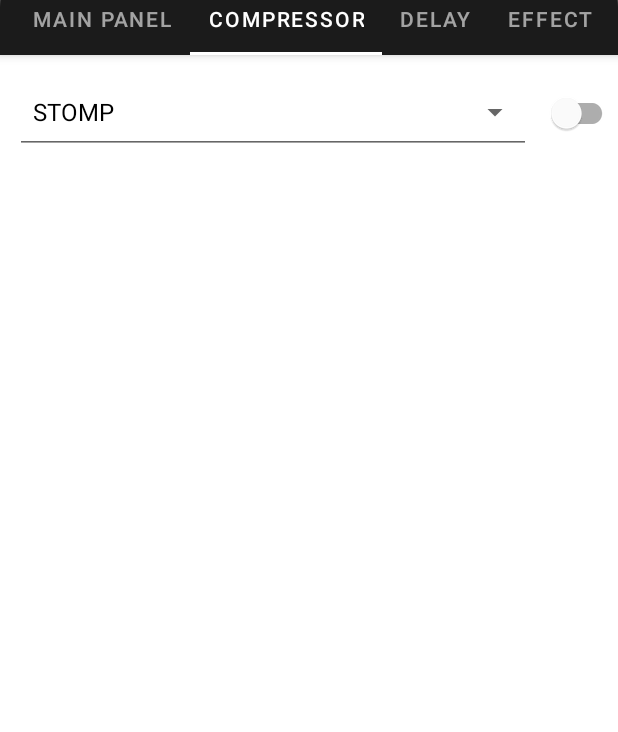
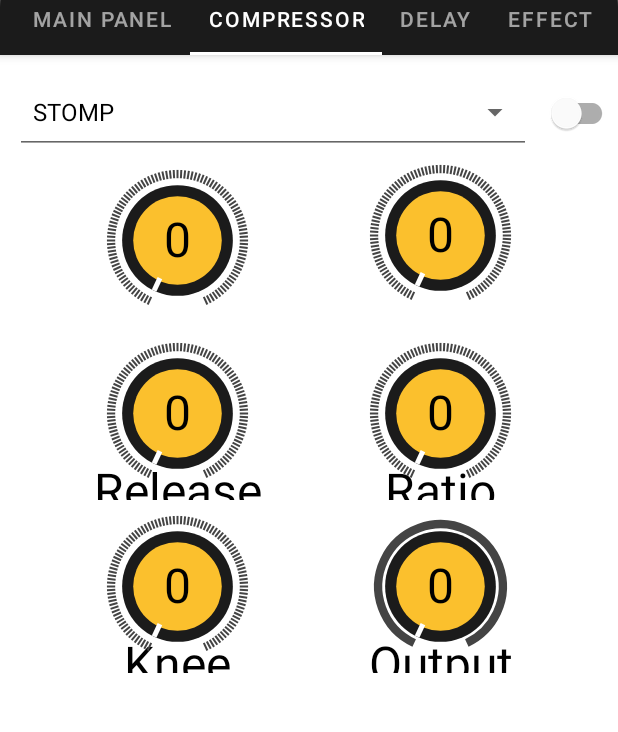
Before and after one commit to FJerabek/THR10AndroidApp, an Android app: the ControlActivity screen opened directly, with no data from a screen before it, tab 2 chosen, on a phone screen of 412 x 824 dp, the part 101-833 px from its top. Run offline under Robolectric (Android 15) with nearby library versions, the phone set to English and light mode, and no system bars; our stand-ins replace Timber, data binding; libraries missing offline, so code that uses them is left out: me.aflak.bluetooth; 31 statements that could not run were skipped.

```diff
--- a/app/src/main/java/cz/fjerabek/thr10controller/ControlActivity.kt
+++ b/app/src/main/java/cz/fjerabek/thr10controller/ControlActivity.kt
@@ -29,6 +29,7 @@ import kotlinx.serialization.json.Json
 import kotlinx.serialization.json.JsonConfiguration
 import me.aflak.bluetooth.interfaces.DeviceCallback
 import timber.log.Timber
+import kotlin.collections.ArrayList
 import kotlin.concurrent.timer
 
 private val pageTitles = listOf("Main panel", "Compressor", "Delay", "Effect", "Gate", "Reverb")
@@ -50,7 +51,6 @@ class ControlActivity : FragmentActivity() {
 
         override fun handleChangeMessage(message: BtChangeMessage) {
             viewModel.activePreset.value!!.processChangeMessage(message.change)
-
             //Call value change on observers
             viewModel.activePreset.postValue(viewModel.activePreset.value)
         }
@@ -71,6 +71,13 @@ class ControlActivity : FragmentActivity() {
             viewModel.fwVersion.postValue(message.firmware)
         }
 
+        override fun handleBulkChangeMessage(message: BtBulkChangeMessage) {
+            message.changes.forEach {
+                viewModel.activePreset.value?.processChangeMessage(it)
+            }
+            //Call value change on observers
+            viewModel.activePreset.postValue(viewModel.activePreset.value)
+        }
     }
 
     private val deviceCallback = object : DeviceCallback {
@@ -114,10 +121,10 @@ class ControlActivity : FragmentActivity() {
             bluetoothService.setDeviceCallback(deviceCallback)
 
             timer("Bluetooth_uart_status_request_timer", false, 0, 2000) {
-                messageSender.sendMessage(BtRequestMessage(EMessageType.UART_STATUS))
+                messageSender.sendMessage(BtRequestMessage(EMessageType.UART_REQUEST))
             }
-
             messageSender.sendMessage(BtRequestMessage(EMessageType.FIRMWARE_REQUEST))
+            messageSender.sendMessage(BtRequestMessage(EMessageType.DUMP_REQUEST))
         }
 
     }
@@ -135,7 +142,8 @@ class ControlActivity : FragmentActivity() {
             when (message.type) {
                 EMessageType.PRESETS_STATUS -> messageHandler.handlePresetsStatusMessage(message as BtPresetsMessage)
                 EMessageType.CHANGE -> messageHandler.handleChangeMessage(message as BtChangeMessage)
-                EMessageType.UART_STATUS -> messageHandler.handleUartStatusMessage(message as BtUartStatusMessage)
+                EMessageType.BULK_CHANGE -> messageHandler.handleBulkChangeMessage(message as BtBulkChangeMessage)
+                EMessageType.UART_RESPONSE -> messageHandler.handleUartStatusMessage(message as BtUartStatusMessage)
                 EMessageType.PRESET_CHANGE -> messageHandler.handlePresetChangeMessage(message as BtPresetChangeMessage)
                 EMessageType.DUMP_RESPONSE -> messageHandler.handleDumpMessage(message as BtPresetMessage)
                 EMessageType.FIRMWARE_RESPONSE -> messageHandler.handleFwVersionMessage(message as BtFirmwareStatusMessage)
--- a/app/src/main/java/cz/fjerabek/thr10controller/data/Preset.kt
+++ b/app/src/main/java/cz/fjerabek/thr10controller/data/Preset.kt
@@ -34,6 +34,10 @@ class Preset(
         return dump
     }
 
+    override fun toString(): String {
+        return "Preset(name='$name', mainPanel=$mainPanel, compressor=$compressor, effect=$effect, delay=$delay, reverb=$reverb, gate=$gate)"
+    }
+
     companion object {
         fun fromDump(dump: ByteArray) : Preset {
             return Preset(
@@ -47,4 +51,5 @@ class Preset(
         }
     }
 
+
 }
--- a/app/src/main/java/cz/fjerabek/thr10controller/data/controls/Compressor.kt
+++ b/app/src/main/java/cz/fjerabek/thr10controller/data/controls/Compressor.kt
@@ -53,6 +53,7 @@ class Compressor(
         }
     }
 
+
     object CompressorSerializer : JsonParametricSerializer<CompressorSpecific>(CompressorSpecific::class) {
         override fun selectSerializer(element: JsonElement): KSerializer<out CompressorSpecific> {
             val type = element.jsonObject.getPrimitive("type").content
--- a/app/src/main/java/cz/fjerabek/thr10controller/data/message/bluetooth/EMessageType.kt
+++ b/app/src/main/java/cz/fjerabek/thr10controller/data/message/bluetooth/EMessageType.kt
@@ -16,5 +16,7 @@ enum class EMessageType {
     FIRMWARE_RESPONSE,
     FIRMWARE_REQUEST,
     MIDI_DISCONNECTED,
-    UART_STATUS
+    UART_REQUEST,
+    UART_RESPONSE,
+    BULK_CHANGE
 }
--- a/app/src/main/java/cz/fjerabek/thr10controller/data/message/bluetooth/IBtMessageHandler.kt
+++ b/app/src/main/java/cz/fjerabek/thr10controller/data/message/bluetooth/IBtMessageHandler.kt
@@ -7,4 +7,5 @@ interface IBtMessageHandler {
     fun handlePresetChangeMessage(message : BtPresetChangeMessage)
     fun handleDumpMessage(message : BtPresetMessage)
     fun handleFwVersionMessage(message: BtFirmwareStatusMessage)
+    fun handleBulkChangeMessage(message : BtBulkChangeMessage)
 }
--- a/app/src/main/java/cz/fjerabek/thr10controller/ui/CustomKnob.kt
+++ b/app/src/main/java/cz/fjerabek/thr10controller/ui/CustomKnob.kt
@@ -2,8 +2,6 @@ package cz.fjerabek.thr10controller.ui
 
 import android.content.Context
 import android.util.AttributeSet
-import android.view.View
-import cz.fjerabek.thr10controller.R
 import cz.fjerabek.thr10controller.data.enums.IControlProperty
 
 
--- a/app/src/main/java/cz/fjerabek/thr10controller/ui/fragments/DelayFragment.kt
+++ b/app/src/main/java/cz/fjerabek/thr10controller/ui/fragments/DelayFragment.kt
@@ -15,6 +15,11 @@ import cz.fjerabek.thr10controller.data.message.bluetooth.EMessageType
 import cz.fjerabek.thr10controller.data.message.midi.ChangeMessage
 import cz.fjerabek.thr10controller.databinding.DelayFragmentBinding
 import cz.fjerabek.thr10controller.ui.CustomKnob
+import timber.log.Timber
+import java.time.Instant
+import java.time.LocalDateTime
+import java.util.*
+import kotlin.system.measureNanoTime
 
 class DelayFragment : Fragment() {
     private lateinit var viewModel: PresetViewModel
@@ -33,25 +38,25 @@ class DelayFragment : Fragment() {
         savedInstanceState: Bundle?
     ): View? {
         viewModel = ViewModelProvider(requireActivity()).get(PresetViewModel::class.java)
-        val view = inflater.inflate(R.layout.delay_fragment, container, false)
-        binding = DataBindingUtil.bind(view)!!
+        binding = DelayFragmentBinding.inflate(inflater, container, false)
 
 
         viewModel.activePreset.observe(viewLifecycleOwner) {
             binding.preset = it
         }
 
+
         val defaultListener: (value : Int, knob: CustomKnob) -> Unit = { value, knob ->
             handleChange(knob.property!!, value)
         }
 
-//        binding.feedback.valueChangeListener = defaultListener
-//        binding.highCut.valueChangeListener = defaultListener
-//        binding.level.valueChangeListener = defaultListener
-//        binding.lowCut.valueChangeListener = defaultListener
-//        binding.time.valueChangeListener = defaultListener
+        binding.feedback.valueChangeListener = defaultListener
+        binding.highCut.valueChangeListener = defaultListener
+        binding.level.valueChangeListener = defaultListener
+        binding.lowCut.valueChangeListener = defaultListener
+        binding.time.valueChangeListener = defaultListener
 
-        return view
+        return binding.root
     }
 
     fun handleChange(property: IControlProperty, value: Int) {
@@ -64,9 +69,4 @@ class DelayFragment : Fragment() {
         )
     }
 
-    override fun onActivityCreated(savedInstanceState: Bundle?) {
-        super.onActivityCreated(savedInstanceState)
-        // TODO: Use the ViewModel
-    }
-
 }
--- a/app/src/main/res/layout/activity_control.xml
+++ b/app/src/main/res/layout/activity_control.xml
@@ -105,7 +105,7 @@
                         android:drawableStart="@drawable/ic_flash_on_24"
                         android:drawablePadding="2dp"
                         android:drawableTint="@color/colorAccent"
-                        android:text="@{String.valueOf(uartStatus.current) + ` mAh`}"
+                        android:text="@{String.valueOf(uartStatus.current) + ` mA`}"
                         android:textColor="@color/textColorOnDark"
                         app:layout_constraintEnd_toEndOf="parent"
                         app:layout_constraintStart_toEndOf="@+id/uptime"
--- a/app/src/main/res/layout/compressor_fragment.xml
+++ b/app/src/main/res/layout/compressor_fragment.xml
@@ -41,90 +41,84 @@
             app:layout_constraintBaseline_toBaselineOf="@id/compressorTypeSelect"
             app:layout_constraintEnd_toEndOf="parent" />
 
-<!--        <cz.fjerabek.thr10controller.ui.CustomKnob-->
+        <cz.fjerabek.thr10controller.ui.CustomKnob
 
-<!--            android:id="@+id/threshold"-->
-<!--            android:layout_width="wrap_content"-->
-<!--            android:layout_height="wrap_content"-->
-<!--            android:paddingTop="10dp"-->
-<!--            app:layout_constraintEnd_toEndOf="parent"-->
-<!--            app:layout_constraintStart_toEndOf="@+id/attack"-->
-<!--            app:layout_constraintTop_toBottomOf="@id/compressorStatus"-->
-<!--            app:value="@{(preset.compressor.specific.type == ECompressorType.RACK)? ((Rack)preset.compressor.specific).threshold : ((Stomp)preset.compressor.specific).output}"-->
-<!--            app:property="@{(preset.compressor.specific.type == ECompressorType.RACK)? ERack.THRESHOLD : EStomp.OUTPUT}"-->
-<!--            app:name="@{(preset.compressor.specific.type == ECompressorType.RACK)? `Threshold` : `Output`}"-->
-<!--            app:textSize="12" />-->
+            android:id="@+id/threshold"
+            android:layout_width="@dimen/knob_size"
+            android:layout_height="@dimen/knob_size"
+            android:paddingTop="10dp"
+            app:layout_constraintEnd_toEndOf="parent"
+            app:layout_constraintStart_toEndOf="@+id/attack"
+            app:layout_constraintTop_toBottomOf="@id/compressorStatus"
+            app:value="@{(preset.compressor.specific.type == ECompressorType.RACK)? ((Rack)preset.compressor.specific).threshold : ((Stomp)preset.compressor.specific).output}"
+            app:property="@{(preset.compressor.specific.type == ECompressorType.RACK)? ERack.THRESHOLD : EStomp.OUTPUT}"
+            app:name="@{(preset.compressor.specific.type == ECompressorType.RACK)? `Threshold` : `Output`}" />
 
 
-<!--        <cz.fjerabek.thr10controller.ui.CustomKnob-->
-<!--            android:id="@+id/attack"-->
-<!--            android:layout_width="wrap_content"-->
-<!--            android:layout_height="wrap_content"-->
-<!--            android:paddingTop="10dp"-->
-<!--            app:layout_constraintEnd_toStartOf="@+id/threshold"-->
-<!--            app:layout_constraintStart_toStartOf="parent"-->
-<!--            app:layout_constraintTop_toBottomOf="@id/compressorTypeSelect"-->
-<!--            app:value="@{(preset.compressor.specific.type == ECompressorType.RACK)? ((Rack)preset.compressor.specific).attack : ((Stomp)preset.compressor.specific).sustain}"-->
-<!--            app:property="@{(preset.compressor.specific.type == ECompressorType.RACK)? ERack.ATTACK : EStomp.SUSTAIN}"-->
-<!--            app:name="@{(preset.compressor.specific.type == ECompressorType.RACK)? `Attack` : `Sustain`}"-->
-<!--            app:textSize="12" />-->
+        <cz.fjerabek.thr10controller.ui.CustomKnob
+            android:id="@+id/attack"
+            android:layout_width="@dimen/knob_size"
+            android:layout_height="@dimen/knob_size"
+            android:paddingTop="10dp"
+            app:layout_constraintEnd_toStartOf="@+id/threshold"
+            app:layout_constraintStart_toStartOf="parent"
+            app:layout_constraintTop_toBottomOf="@id/compressorTypeSelect"
+            app:value="@{(preset.compressor.specific.type == ECompressorType.RACK)? ((Rack)preset.compressor.specific).attack : ((Stomp)preset.compressor.specific).sustain}"
+            app:property="@{(preset.compressor.specific.type == ECompressorType.RACK)? ERack.ATTACK : EStomp.SUSTAIN}"
+            app:name="@{(preset.compressor.specific.type == ECompressorType.RACK)? `Attack` : `Sustain`}" />
 
 
-<!--        <cz.fjerabek.thr10controller.ui.CustomKnob-->
-<!--            android:id="@+id/release"-->
-<!--            android:layout_width="wrap_content"-->
-<!--            android:layout_height="wrap_content"-->
-<!--            android:paddingTop="6dp"-->
-<!--            app:property="@{ERack.RELEASE}"-->
-<!--            android:visibility="@{(preset.compressor.specific.type == preset.compressor.specific.type.RACK)? View.GONE : View.VISIBLE}"-->
-<!--            app:layout_constraintEnd_toStartOf="@id/ratio"-->
-<!--            app:layout_constraintStart_toStartOf="parent"-->
-<!--            app:layout_constraintTop_toBottomOf="@+id/attack"-->
-<!--            app:name="Release"-->
-<!--            app:textSize="12" />-->
+        <cz.fjerabek.thr10controller.ui.CustomKnob
+            android:id="@+id/release"
+            android:layout_width="@dimen/knob_size"
+            android:layout_height="@dimen/knob_size"
+            android:paddingTop="6dp"
+            app:property="@{ERack.RELEASE}"
+            android:visibility="@{(preset.compressor.specific.type == preset.compressor.specific.type.RACK)? View.GONE : View.VISIBLE}"
+            app:layout_constraintEnd_toStartOf="@id/ratio"
+            app:layout_constraintStart_toStartOf="parent"
+            app:layout_constraintTop_toBottomOf="@+id/attack"
+            app:name="Release" />
 
 
-<!--        <cz.fjerabek.thr10controller.ui.CustomKnob-->
-<!--            android:id="@+id/ratio"-->
-<!--            android:layout_width="wrap_content"-->
-<!--            android:layout_height="wrap_content"-->
-<!--            android:paddingTop="6dp"-->
-<!--            app:property="@{ERack.RATIO}"-->
-<!--            android:visibility="@{(preset.compressor.specific.type == preset.compressor.specific.type.RACK)? View.GONE : View.VISIBLE}"-->
-<!--            app:layout_constraintEnd_toEndOf="parent"-->
-<!--            app:layout_constraintStart_toEndOf="@+id/release"-->
-<!--            app:layout_constraintTop_toBottomOf="@+id/attack"-->
-<!--            app:name="Ratio"-->
-<!--            app:textSize="12" />-->
+        <cz.fjerabek.thr10controller.ui.CustomKnob
+            android:id="@+id/ratio"
+            android:layout_width="@dimen/knob_size"
+            android:layout_height="@dimen/knob_size"
+            android:paddingTop="6dp"
+            app:property="@{ERack.RATIO}"
+            android:visibility="@{(preset.compressor.specific.type == preset.compressor.specific.type.RACK)? View.GONE : View.VISIBLE}"
+            app:layout_constraintEnd_toEndOf="parent"
+            app:layout_constraintStart_toEndOf="@+id/release"
+            app:layout_constraintTop_toBottomOf="@+id/attack"
+            app:name="Ratio" />
 
 
-<!--        <cz.fjerabek.thr10controller.ui.CustomKnob-->
-<!--            android:id="@+id/knee"-->
-<!--            android:layout_width="wrap_content"-->
-<!--            android:layout_height="wrap_content"-->
-<!--            android:paddingTop="6dp"-->
-<!--            android:visibility="@{(preset.compressor.specific.type == preset.compressor.specific.type.RACK)? View.GONE : View.VISIBLE}"-->
-<!--            app:property="@{ERack.KNEE}"-->
-<!--            app:layout_constraintEnd_toStartOf="@+id/ratio"-->
-<!--            app:layout_constraintStart_toStartOf="parent"-->
-<!--            app:layout_constraintTop_toBottomOf="@+id/ratio"-->
-<!--            app:name="Knee"-->
-<!--            app:textSize="12" />-->
+        <cz.fjerabek.thr10controller.ui.CustomKnob
+            android:id="@+id/knee"
+            android:layout_width="@dimen/knob_size"
+            android:layout_height="@dimen/knob_size"
+            android:paddingTop="6dp"
+            android:visibility="@{(preset.compressor.specific.type == preset.compressor.specific.type.RACK)? View.GONE : View.VISIBLE}"
+            app:property="@{ERack.KNEE}"
+            app:layout_constraintEnd_toStartOf="@+id/ratio"
+            app:layout_constraintStart_toStartOf="parent"
+            app:layout_constraintTop_toBottomOf="@+id/ratio"
+            app:name="Knee" />
 
 
-<!--        <cz.fjerabek.thr10controller.ui.CustomKnob-->
-<!--            android:id="@+id/output"-->
-<!--            android:layout_width="wrap_content"-->
-<!--            android:layout_height="wrap_content"-->
-<!--            android:paddingTop="6dp"-->
-<!--            android:visibility="@{(preset.compressor.specific.type == preset.compressor.specific.type.RACK)? View.GONE : View.VISIBLE}"-->
-<!--            app:property="@{ERack.OUTPUT}"-->
-<!--            app:layout_constraintEnd_toEndOf="parent"-->
-<!--            app:layout_constraintStart_toEndOf="@+id/knee"-->
-<!--            app:layout_constraintTop_toBottomOf="@+id/ratio"-->
-<!--            app:continuous = "true"-->
-<!--            app:name="Output"-->
-<!--            app:textSize="12" />-->
+        <cz.fjerabek.thr10controller.ui.CustomKnob
+            android:id="@+id/output"
+            android:layout_width="@dimen/knob_size"
+            android:layout_height="@dimen/knob_size"
+            android:paddingTop="6dp"
+            android:visibility="@{(preset.compressor.specific.type == preset.compressor.specific.type.RACK)? View.GONE : View.VISIBLE}"
+            app:property="@{ERack.OUTPUT}"
+            app:layout_constraintEnd_toEndOf="parent"
+            app:layout_constraintStart_toEndOf="@+id/knee"
+            app:layout_constraintTop_toBottomOf="@+id/ratio"
+            app:continuous = "true"
+            app:name="Output" />
 
     </androidx.constraintlayout.widget.ConstraintLayout>
 </layout>
```
Also changed, not shown: app/src/main/java/cz/fjerabek/thr10controller/data/controls/Delay.kt (+6 -34 lines), app/src/main/java/cz/fjerabek/thr10controller/data/message/bluetooth/BtMessages.kt (+9 -1 lines), app/src/main/java/cz/fjerabek/thr10controller/ui/Knob.kt (+23 -12 lines), app/src/main/res/layout/delay_fragment.xml (+60 -66 lines), app/src/main/res/layout/main_panel_fragment.xml (+0 -34 lines).
